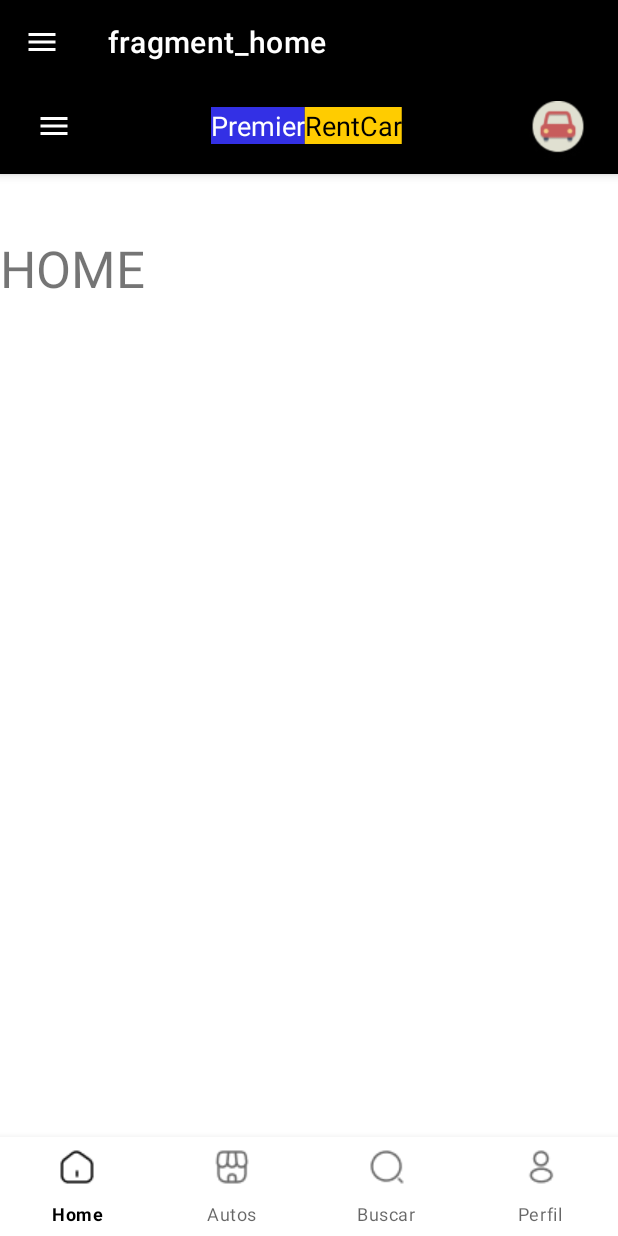
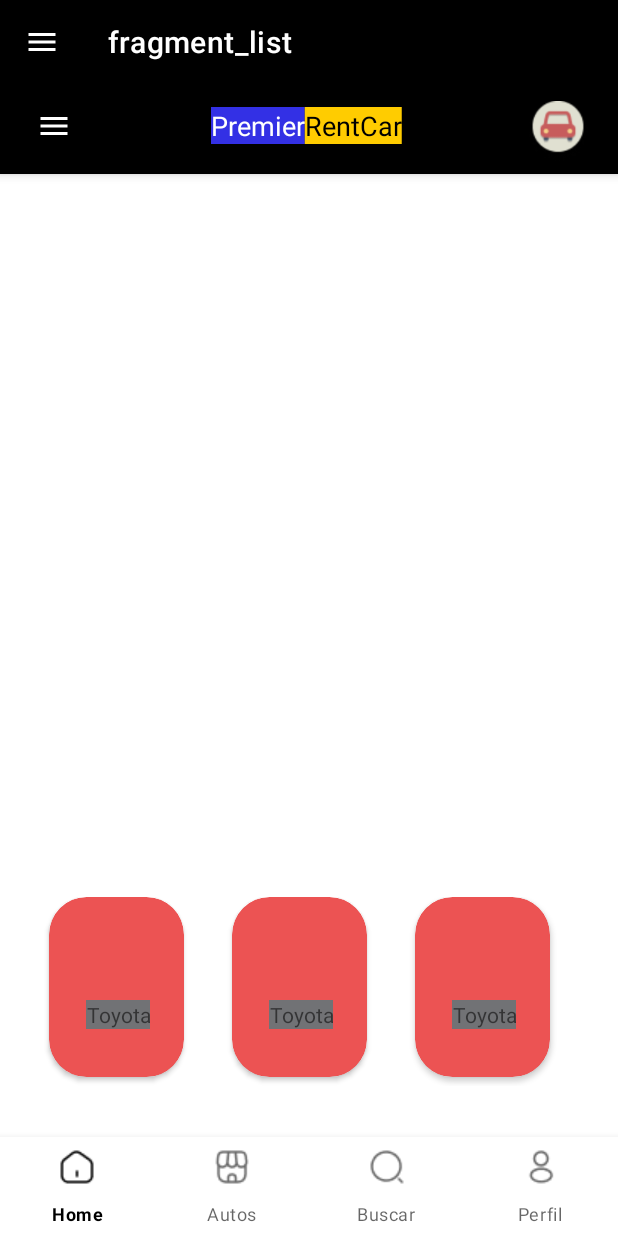
Before and after one commit to Cuervation/ParcialTP3, an Android app: the MainActivity screen opened directly, with no data from a screen before it, on a phone screen of 412 x 824 dp. Run offline under Robolectric (Android 15) with nearby library versions, the phone set to English and light mode, and no system bars; our stand-ins replace navigation-ui; Roboto replaces fonts that are not available here.

Commit message:
Marcas list first iteration

```diff
--- /dev/null
+++ b/app/src/main/java/com/example/parcialtp3/entities/Car.kt
@@ -0,0 +1,38 @@
+package com.example.parcialtp3.entities
+
+class Car(
+    marca: String?,
+    modelo: String?,
+    tipoDeCambio: String?,
+    year: String?,
+    combustible: String?,
+    clase: String?
+) {
+
+    var marca: String = ""
+    var modelo: String =""
+    var tipoDeCambio: String = ""
+    var year: String = ""
+    var combustible: String = ""
+    var clase: String = ""
+
+    init {
+        this.marca = marca!!
+        this.modelo = modelo!!
+        this.tipoDeCambio = tipoDeCambio!!
+        this.year = year!!
+        this.combustible = combustible!!
+        this.clase = clase!!
+    }
+
+  /*  constructor(marca: String?, modelo: String?, tipoDeCambio: String?, year: String?, combustible: String?, clase: String?){
+
+        this.marca = marca!!
+        this.modelo = modelo!!
+        this.tipoDeCambio = tipoDeCambio!!
+        this.year = year!!
+        this.combustible = combustible!!
+        this.clase = clase!!
+    } */
+
+    }
--- /dev/null
+++ b/app/src/main/java/com/example/parcialtp3/entities/SpacesItemDecoration.kt
@@ -0,0 +1,21 @@
+package com.example.parcialtp3.entities
+
+import android.graphics.Rect
+import android.view.View
+import androidx.recyclerview.widget.RecyclerView
+
+class SpacesItemDecoration(private val spacingInPixels: Int) : RecyclerView.ItemDecoration() {
+
+    override fun getItemOffsets(
+        outRect: Rect,
+        view: View,
+        parent: RecyclerView,
+        state: RecyclerView.State
+    ) {
+        outRect.left = spacingInPixels
+        outRect.right = spacingInPixels
+        // You can also set spacing for top and bottom if needed
+        // outRect.top = space
+        // outRect.bottom = space
+    }
+}
--- /dev/null
+++ b/app/src/main/java/com/example/parcialtp3/fragments/ItemViewFragment.kt
@@ -0,0 +1,60 @@
+package com.example.parcialtp3.fragments
+
+import android.os.Bundle
+import androidx.fragment.app.Fragment
+import android.view.LayoutInflater
+import android.view.View
+import android.view.ViewGroup
+import com.example.parcialtp3.R
+
+// TODO: Rename parameter arguments, choose names that match
+// the fragment initialization parameters, e.g. ARG_ITEM_NUMBER
+private const val ARG_PARAM1 = "param1"
+private const val ARG_PARAM2 = "param2"
+
+/**
+ * A simple [Fragment] subclass.
+ * Use the [ItemViewFragment.newInstance] factory method to
+ * create an instance of this fragment.
+ */
+class ItemViewFragment : Fragment() {
+    // TODO: Rename and change types of parameters
+    private var param1: String? = null
+    private var param2: String? = null
+
+    override fun onCreate(savedInstanceState: Bundle?) {
+        super.onCreate(savedInstanceState)
+        arguments?.let {
+            param1 = it.getString(ARG_PARAM1)
+            param2 = it.getString(ARG_PARAM2)
+        }
+    }
+
+    override fun onCreateView(
+        inflater: LayoutInflater, container: ViewGroup?,
+        savedInstanceState: Bundle?
+    ): View? {
+        // Inflate the layout for this fragment
+        return inflater.inflate(R.layout.fragment_item_view, container, false)
+    }
+
+    companion object {
+        /**
+         * Use this factory method to create a new instance of
+         * this fragment using the provided parameters.
+         *
+         * @param param1 Parameter 1.
+         * @param param2 Parameter 2.
+         * @return A new instance of fragment ItemViewFragment.
+         */
+        // TODO: Rename and change types and number of parameters
+        @JvmStatic
+        fun newInstance(param1: String, param2: String) =
+            ItemViewFragment().apply {
+                arguments = Bundle().apply {
+                    putString(ARG_PARAM1, param1)
+                    putString(ARG_PARAM2, param2)
+                }
+            }
+    }
+}
--- /dev/null
+++ b/app/src/main/java/com/example/parcialtp3/fragments/ListFragment.kt
@@ -0,0 +1,53 @@
+package com.example.parcialtp3.fragments
+
+import android.os.Bundle
+import androidx.fragment.app.Fragment
+import android.view.LayoutInflater
+import android.view.View
+import android.view.ViewGroup
+import androidx.recyclerview.widget.LinearLayoutManager
+import androidx.recyclerview.widget.RecyclerView
+import com.example.parcialtp3.R
+import com.example.parcialtp3.adapters.CarListAdapter
+import com.example.parcialtp3.entities.Car
+import com.example.parcialtp3.entities.SpacesItemDecoration
+
+
+class ListFragment : Fragment() {
+
+    lateinit var vista: View
+    var carsList : MutableList<Car> = ArrayList<Car>()
+
+    override fun onCreate(savedInstanceState: Bundle?) {
+        super.onCreate(savedInstanceState)
+
+    }
+
+
+    override fun onCreateView(
+        inflater: LayoutInflater, container: ViewGroup?,
+        savedInstanceState: Bundle?
+    ): View? {
+
+        vista = inflater.inflate(R.layout.fragment_list, container, false)
+
+        for(i in 1 .. 10){
+            carsList.add(Car("Toyota","Caca","Automatico","2000","Electrico","SUV"))
+        }
+
+        val rec_cars = vista.findViewById<RecyclerView>(R.id.rec_cars)
+        rec_cars.layoutManager = LinearLayoutManager(context,LinearLayoutManager.HORIZONTAL,false)
+        // Add item decoration to create space between items
+
+        val spacingInPixels = resources.getDimensionPixelSize(R.dimen.spacing_between_items)
+        rec_cars.addItemDecoration(SpacesItemDecoration(spacingInPixels))
+       // rec_cars.setHasFixedSize(true)
+      //  var linearLayoutManager = LinearLayoutManager(context)
+
+
+        rec_cars.adapter = CarListAdapter(carsList)
+        return vista
+
+
+}
+}
--- /dev/null
+++ b/app/src/main/java/com/example/parcialtp3/fragments/adapter/CarListAdapter.kt
@@ -0,0 +1,35 @@
+package com.example.parcialtp3.adapters
+
+import android.view.LayoutInflater
+import android.view.ViewGroup
+import androidx.recyclerview.widget.RecyclerView
+import com.example.parcialtp3.R
+import com.example.parcialtp3.entities.Car
+import com.example.parcialtp3.holders.CarHolder
+
+class CarListAdapter(
+    private val carsList: MutableList<Car>
+
+
+) : RecyclerView.Adapter<CarHolder>() {
+
+
+    override fun getItemCount() = carsList.size
+
+
+
+    override fun onCreateViewHolder(parent: ViewGroup, viewType: Int): CarHolder {
+         val view =  LayoutInflater.from(parent.context).inflate(R.layout.fragment_item_view, parent, false)
+        return CarHolder(view)
+    }
+
+    override fun onBindViewHolder(holder: CarHolder, position: Int) {
+        val car = carsList[position]
+
+        holder.setMarca(car.marca)
+
+      //  holder.setModelo(car.modelo)
+      // holder.setOrden[position]
+
+    }
+}
--- /dev/null
+++ b/app/src/main/java/com/example/parcialtp3/holders/CarHolder.kt
@@ -0,0 +1,24 @@
+package com.example.parcialtp3.holders
+
+import android.view.View
+import android.widget.TextView
+//import androidx.cardview.widget.CardView
+import androidx.recyclerview.widget.RecyclerView
+import com.example.parcialtp3.R
+
+class CarHolder( v: View) : RecyclerView.ViewHolder(v) {
+    private var view : View
+    init {
+        this.view = v
+    }
+
+    fun setMarca(marca: String){
+
+        val txt = view.findViewById<TextView>(R.id.txtItemViewMarca)
+        txt.text = marca
+    }
+
+   // fun getContainer(): CardView {
+     //   return this.view.findViewById<CardView>(R.id.frameLayout)
+    //}
+}
--- /dev/null
+++ b/app/src/main/res/layout/fragment_item_view.xml
@@ -0,0 +1,34 @@
+<?xml version="1.0" encoding="utf-8"?>
+<androidx.cardview.widget.CardView xmlns:android="http://schemas.android.com/apk/res/android"
+    xmlns:app="http://schemas.android.com/apk/res-auto"
+    xmlns:tools="http://schemas.android.com/tools"
+    android:id="@+id/frameLayout"
+    android:layout_width="90dp"
+    android:layout_height="120dp"
+    app:cardBackgroundColor="#EC5353"
+    app:cardCornerRadius="25dp"
+    tools:context=".fragments.ItemViewFragment">
+
+    <!-- TODO: Update blank fragment layout -->
+    <androidx.constraintlayout.widget.ConstraintLayout
+        android:layout_width="92dp"
+        android:layout_height="119dp">
+
+        <TextView
+            android:id="@+id/txtItemViewMarca"
+            android:layout_width="wrap_content"
+            android:layout_height="wrap_content"
+            android:layout_alignParentBottom="false"
+            android:layout_marginStart="15dp"
+            android:layout_marginEnd="15dp"
+            android:background="#717275"
+            android:gravity="bottom|center"
+            android:text="@string/hello_blank_fragment"
+            app:layout_constraintBottom_toBottomOf="parent"
+            app:layout_constraintEnd_toEndOf="parent"
+            app:layout_constraintStart_toStartOf="parent"
+            app:layout_constraintTop_toTopOf="parent"
+            app:layout_constraintVertical_bias="0.686" />
+    </androidx.constraintlayout.widget.ConstraintLayout>
+
+</androidx.cardview.widget.CardView>
--- /dev/null
+++ b/app/src/main/res/layout/fragment_list.xml
@@ -0,0 +1,21 @@
+<?xml version="1.0" encoding="utf-8"?>
+<androidx.constraintlayout.widget.ConstraintLayout xmlns:android="http://schemas.android.com/apk/res/android"
+    xmlns:app="http://schemas.android.com/apk/res-auto"
+    xmlns:tools="http://schemas.android.com/tools"
+    android:id="@+id/frameLayout2"
+    android:layout_width="match_parent"
+    android:layout_height="match_parent"
+    tools:context=".fragments.ListFragment">
+
+    <androidx.recyclerview.widget.RecyclerView
+        android:id="@+id/rec_cars"
+        android:layout_width="380dp"
+        android:layout_height="126dp"
+        android:orientation="horizontal"
+        app:layout_constraintBottom_toBottomOf="parent"
+        app:layout_constraintEnd_toEndOf="parent"
+        app:layout_constraintHorizontal_bias="0.516"
+        app:layout_constraintStart_toStartOf="parent"
+        app:layout_constraintTop_toTopOf="parent"
+        app:layout_constraintVertical_bias="0.844" />
+</androidx.constraintlayout.widget.ConstraintLayout>
--- a/app/src/main/res/navigation/nav_main.xml
+++ b/app/src/main/res/navigation/nav_main.xml
@@ -3,7 +3,7 @@
     xmlns:app="http://schemas.android.com/apk/res-auto"
     xmlns:tools="http://schemas.android.com/tools"
     android:id="@+id/nav_main"
-    app:startDestination="@id/home">
+    app:startDestination="@id/listFragment">
     <fragment
         android:id="@+id/buscar"
         android:name="com.example.parcialtp3.fragments.BuscarFragment"
@@ -29,4 +29,9 @@
         android:name="com.example.parcialtp3.fragments.SettingsFragment"
         android:label="fragment_settings"
         tools:layout="@layout/fragment_settings" />
+    <fragment
+        android:id="@+id/listFragment"
+        android:name="com.example.parcialtp3.fragments.ListFragment"
+        android:label="fragment_list"
+        tools:layout="@layout/fragment_list" />
 </navigation>
--- /dev/null
+++ b/app/src/main/res/values/dimens.xml
@@ -0,0 +1,4 @@
+<?xml version="1.0" encoding="utf-8"?>
+<resources>
+    <dimen name="spacing_between_items">16dp</dimen>
+</resources>
```
